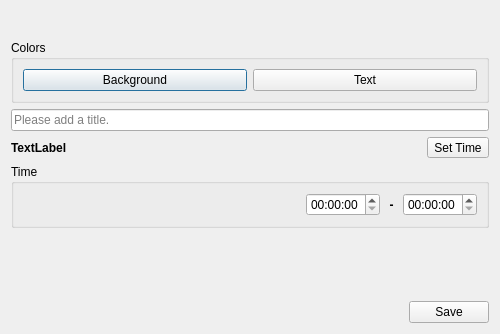
First picture: the form in UI/luna-event.ui, repository textbrowser/luna, before the edit.
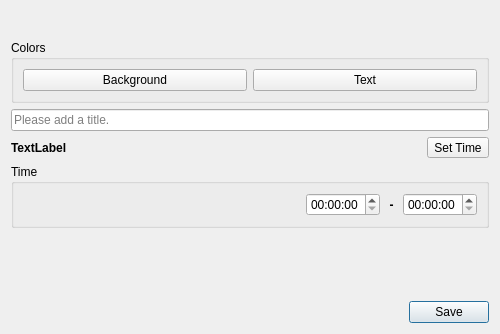
Second picture: the form after the edit. Icons and pictures are not drawn.

Diff of the .ui file:
```diff
--- a/UI/luna-event.ui
+++ b/UI/luna-event.ui
@@ -229,6 +229,9 @@
        <property name="text">
         <string>Save</string>
        </property>
+       <property name="default">
+        <bool>true</bool>
+       </property>
       </widget>
      </item>
     </layout>
```
